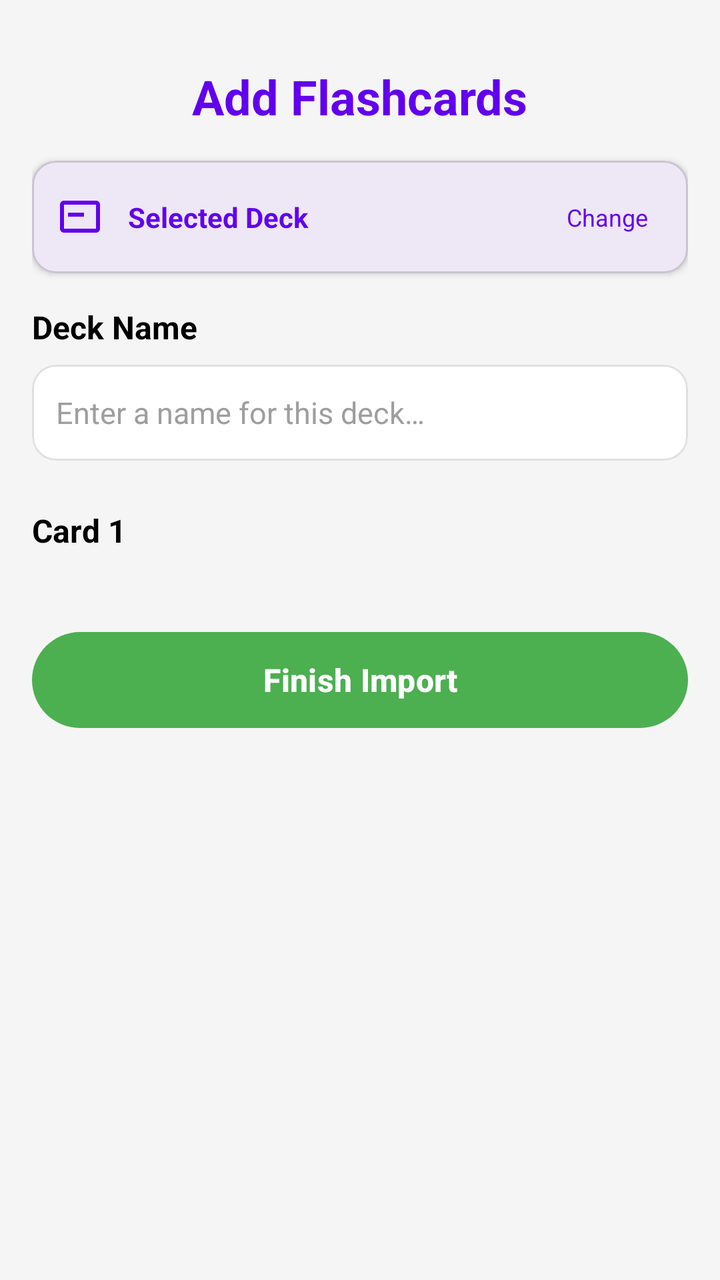
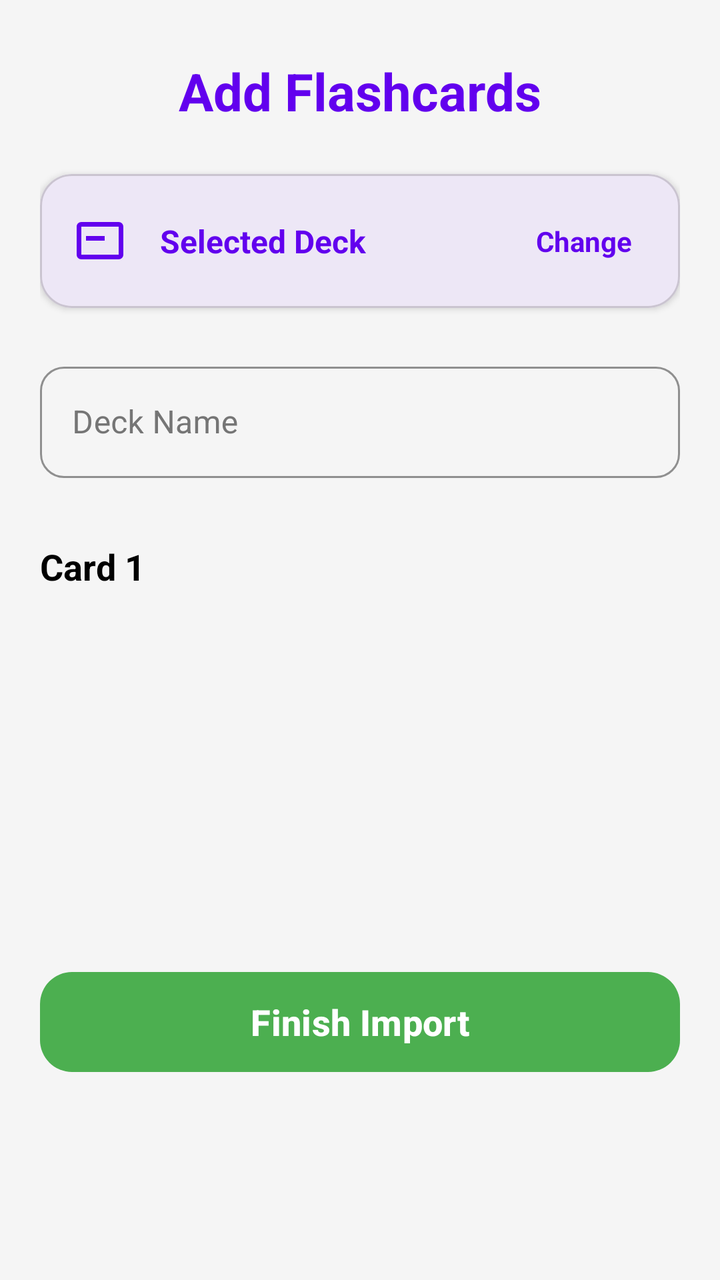

Before-and-after screenshots of an Android layout around one commit, followed by the original layout XML and the change that was made.
<!-- AndroidManifest.xml: application theme Theme.BrainByte -->
<!-- res/layout/fragment_import3.xml -->
<?xml version="1.0" encoding="utf-8"?>
<androidx.core.widget.NestedScrollView xmlns:android="http://schemas.android.com/apk/res/android"
    xmlns:app="http://schemas.android.com/apk/res-auto"
    xmlns:tools="http://schemas.android.com/tools"
    android:layout_width="match_parent"
    android:layout_height="match_parent"
    android:background="@color/light_grey_background"
    tools:context=".ImportFragment3">

    <androidx.constraintlayout.widget.ConstraintLayout
        android:layout_width="match_parent"
        android:layout_height="wrap_content"
        android:padding="16dp"
        android:paddingBottom="80dp">

        
        <TextView
            android:id="@+id/add_flashcard_title"
            android:layout_width="wrap_content"
            android:layout_height="wrap_content"
            android:text="@string/add_flashcard_title"
            android:textColor="@color/purple_primary"
            android:textSize="24sp"
            android:textStyle="bold"
            app:layout_constraintStart_toStartOf="parent"
            app:layout_constraintTop_toTopOf="parent"
            app:layout_constraintEnd_toEndOf="parent"
            android:layout_marginTop="16dp"/>

        
        <com.google.android.material.card.MaterialCardView
            android:id="@+id/deck_info_card"
            android:layout_width="0dp"
            android:layout_height="wrap_content"
            app:cardCornerRadius="12dp"
            app:cardElevation="2dp"
            app:cardBackgroundColor="@color/purple_light"
            app:layout_constraintTop_toBottomOf="@id/add_flashcard_title"
            app:layout_constraintStart_toStartOf="parent"
            app:layout_constraintEnd_toEndOf="parent"
            android:layout_marginTop="16dp">

            <LinearLayout
                android:layout_width="match_parent"
                android:layout_height="wrap_content"
                android:orientation="horizontal"
                android:gravity="center_vertical"
                android:padding="12dp">

                <ImageView
                    android:layout_width="24dp"
                    android:layout_height="24dp"
                    android:src="@drawable/ic_card"
                    app:tint="@color/purple_primary"
                    android:contentDescription="@null"/>

                <TextView
                    android:id="@+id/selected_deck_name"
                    android:layout_width="0dp"
                    android:layout_height="wrap_content"
                    android:layout_weight="1"
                    android:layout_marginStart="12dp"
                    android:text="@string/selected_deck_placeholder"
                    android:textColor="@color/purple_primary"
                    android:textSize="14sp"
                    android:textStyle="bold"/>

                <TextView
                    android:id="@+id/change_deck_btn"
                    android:layout_width="wrap_content"
                    android:layout_height="wrap_content"
                    android:text="@string/change_deck"
                    android:textColor="@color/purple_primary"
                    android:textSize="12sp"
                    android:padding="8dp"
                    android:background="?attr/selectableItemBackgroundBorderless"/>

            </LinearLayout>

        </com.google.android.material.card.MaterialCardView>

        
        <TextView
            android:id="@+id/deck_name_label"
            android:layout_width="0dp"
            android:layout_height="wrap_content"
            android:text="@string/deck_name_label"
            android:textColor="@color/black_text"
            android:textSize="16sp"
            android:textStyle="bold"
            app:layout_constraintTop_toBottomOf="@id/deck_info_card"
            app:layout_constraintStart_toStartOf="parent"
            android:layout_marginTop="16dp"/>

        <com.google.android.material.card.MaterialCardView
            android:id="@+id/deck_name_card"
            android:layout_width="0dp"
            android:layout_height="wrap_content"
            app:cardCornerRadius="12dp"
            app:cardElevation="0dp"
            app:strokeColor="#E0E0E0"
            app:strokeWidth="1dp"
            app:cardBackgroundColor="@color/white"
            app:layout_constraintTop_toBottomOf="@id/deck_name_label"
            app:layout_constraintStart_toStartOf="parent"
            app:layout_constraintEnd_toEndOf="parent"
            android:layout_marginTop="8dp">

            <EditText
                android:id="@+id/deck_name_input"
                android:layout_width="match_parent"
                android:layout_height="wrap_content"
                android:minHeight="48dp"
                android:padding="12dp"
                android:hint="@string/deck_name_hint"
                android:textColorHint="#9E9E9E"
                android:textColor="@color/black_text"
                android:textSize="15sp"
                android:background="@android:color/transparent"
                android:inputType="text"
                android:maxLines="1"
                android:autofillHints="none"/>

        </com.google.android.material.card.MaterialCardView>

        
        <TextView
            android:id="@+id/card_counter"
            android:layout_width="wrap_content"
            android:layout_height="wrap_content"
            android:text="@string/card_counter_placeholder"
            android:textColor="@color/black_text"
            android:textSize="16sp"
            android:textStyle="bold"
            app:layout_constraintTop_toBottomOf="@id/deck_name_card"
            app:layout_constraintStart_toStartOf="parent"
            android:layout_marginTop="24dp"/>

        
        <androidx.recyclerview.widget.RecyclerView
            android:id="@+id/flashcards_recycler_view"
            android:layout_width="0dp"
            android:layout_height="wrap_content"
            android:nestedScrollingEnabled="false"
            app:layout_constraintTop_toBottomOf="@id/card_counter"
            app:layout_constraintStart_toStartOf="parent"
            app:layout_constraintEnd_toEndOf="parent"
            android:layout_marginTop="12dp"/>

        
        <LinearLayout
            android:id="@+id/empty_state_container"
            android:layout_width="0dp"
            android:layout_height="wrap_content"
            android:orientation="vertical"
            android:gravity="center"
            android:padding="32dp"
            android:visibility="gone"
            app:layout_constraintTop_toBottomOf="@id/card_counter"
            app:layout_constraintStart_toStartOf="parent"
            app:layout_constraintEnd_toEndOf="parent"
            android:layout_marginTop="12dp">

            <ImageView
                android:layout_width="64dp"
                android:layout_height="64dp"
                android:src="@drawable/ic_card"
                app:tint="@color/grey_text"
                android:contentDescription="@null"/>

            <TextView
                android:layout_width="wrap_content"
                android:layout_height="wrap_content"
                android:text="@string/no_flashcards_message"
                android:textColor="@color/grey_text"
                android:textSize="14sp"
                android:gravity="center"
                android:layout_marginTop="12dp"/>

        </LinearLayout>

        
        <com.google.android.material.button.MaterialButton
            android:id="@+id/btn_finish"
            android:layout_width="0dp"
            android:layout_height="56dp"
            android:text="@string/finish_import"
            android:textAllCaps="false"
            android:textSize="16sp"
            android:textStyle="bold"
            android:textColor="@color/white"
            app:backgroundTint="#4CAF50"
            app:cornerRadius="28dp"
            app:layout_constraintTop_toBottomOf="@id/flashcards_recycler_view"
            app:layout_constraintStart_toStartOf="parent"
            app:layout_constraintEnd_toEndOf="parent"
            android:layout_marginTop="24dp"
            android:layout_marginBottom="32dp"/>

    </androidx.constraintlayout.widget.ConstraintLayout>

</androidx.core.widget.NestedScrollView>
<!-- resources referenced by this layout -->
<resources>
  <color name="black_text">#000000</color>
  <color name="grey_text">#888888</color>
  <color name="light_grey_background">#F5F5F5</color>
  <color name="purple_light">#EDE7F6</color>
  <color name="purple_primary">#6200EE</color>
  <color name="white">#FFFFFFFF</color>
  <!-- drawable ic_card (drawable) -->
  <vector xmlns:android="http://schemas.android.com/apk/res/android"
      android:width="24dp"
      android:height="24dp"
      android:viewportWidth="24"
      android:viewportHeight="24">
    <path
        android:fillColor="#000000"
        android:pathData="M20,4H4C2.9,4 2,4.9 2,6v12c0,1.1 0.9,2 2,2h16c1.1,0 2,-0.9 2,-2V6C22,4.9 21.1,4 20,4zM20,18H4V6h16V18z"/>
    <path
        android:fillColor="#000000"
        android:pathData="M6,10h8v2h-8z"/>
  </vector>
  <string name="add_flashcard_title">Add Flashcards</string>
  <string name="card_counter_placeholder">Card 1</string>
  <string name="change_deck">Change</string>
  <string name="deck_name_hint">Enter a name for this deck…</string>
  <string name="deck_name_label">Deck Name</string>
  <string name="finish_import">Finish Import</string>
  <string name="no_flashcards_message">No flashcards imported yet.\nGo back to scan and add flashcards.</string>
  <string name="selected_deck_placeholder">Selected Deck</string>
  <style name="Theme.BrainByte" parent="Base.Theme.BrainByte" />
  <style name="Base.Theme.BrainByte" parent="Theme.Material3.DayNight.NoActionBar">
      </style>
</resources>

<!-- the commit's change to res/layout/fragment_import3.xml (unified diff, before → after) -->
@@ -1,5 +1,5 @@
 <?xml version="1.0" encoding="utf-8"?>
-<androidx.core.widget.NestedScrollView xmlns:android="http://schemas.android.com/apk/res/android"
+<androidx.constraintlayout.widget.ConstraintLayout xmlns:android="http://schemas.android.com/apk/res/android"
     xmlns:app="http://schemas.android.com/apk/res-auto"
     xmlns:tools="http://schemas.android.com/tools"
     android:layout_width="match_parent"
@@ -7,196 +7,199 @@
     android:background="@color/light_grey_background"
     tools:context=".ImportFragment3">
 
-    <androidx.constraintlayout.widget.ConstraintLayout
+    <androidx.core.widget.NestedScrollView
+        android:layout_width="match_parent"
+        android:layout_height="0dp"
+        android:fillViewport="true"
+        app:layout_constraintTop_toTopOf="parent"
+        app:layout_constraintBottom_toTopOf="@id/bottom_bar_container">
+
+        <androidx.constraintlayout.widget.ConstraintLayout
+            android:layout_width="match_parent"
+            android:layout_height="wrap_content"
+            android:padding="20dp">
+
+            
+            <TextView
+                android:id="@+id/add_flashcard_title"
+                android:layout_width="wrap_content"
+                android:layout_height="wrap_content"
+                android:text="@string/add_flashcard_title"
+                android:textColor="@color/purple_primary"
+                android:textSize="26sp"
+                android:textStyle="bold"
+                app:layout_constraintStart_toStartOf="parent"
+                app:layout_constraintTop_toTopOf="parent"
+                app:layout_constraintEnd_toEndOf="parent"
+                android:layout_marginTop="8dp"/>
+
+            
+            <com.google.android.material.card.MaterialCardView
+                android:id="@+id/deck_info_card"
+                android:layout_width="0dp"
+                android:layout_height="wrap_content"
+                app:cardCornerRadius="16dp"
+                app:cardElevation="2dp"
+                app:cardBackgroundColor="@color/purple_light"
+                app:layout_constraintTop_toBottomOf="@id/add_flashcard_title"
+                app:layout_constraintStart_toStartOf="parent"
+                app:layout_constraintEnd_toEndOf="parent"
+                android:layout_marginTop="24dp">
+
+                <LinearLayout
+                    android:layout_width="match_parent"
+                    android:layout_height="wrap_content"
+                    android:orientation="horizontal"
+                    android:gravity="center_vertical"
+                    android:padding="16dp">
+
+                    <ImageView
+                        android:layout_width="28dp"
+                        android:layout_height="28dp"
+                        android:src="@drawable/ic_card"
+                        app:tint="@color/purple_primary"
+                        android:contentDescription="@null"/>
+
+                    <TextView
+                        android:id="@+id/selected_deck_name"
+                        android:layout_width="0dp"
+                        android:layout_height="wrap_content"
+                        android:layout_weight="1"
+                        android:layout_marginStart="16dp"
+                        android:text="@string/selected_deck_placeholder"
+                        android:textColor="@color/purple_primary"
+                        android:textSize="16sp"
+                        android:textStyle="bold"/>
+
+                    <TextView
+                        android:id="@+id/change_deck_btn"
+                        android:layout_width="wrap_content"
+                        android:layout_height="wrap_content"
+                        android:text="@string/change_deck"
+                        android:textColor="@color/purple_primary"
+                        android:textSize="14sp"
+                        android:textStyle="bold"
+                        android:padding="8dp"
+                        android:background="?attr/selectableItemBackgroundBorderless"/>
+
+                </LinearLayout>
+
+            </com.google.android.material.card.MaterialCardView>
+
+            
+            <com.google.android.material.textfield.TextInputLayout
+                android:id="@+id/deck_name_layout"
+                style="@style/Widget.MaterialComponents.TextInputLayout.OutlinedBox"
+                android:layout_width="0dp"
+                android:layout_height="wrap_content"
+                android:hint="@string/deck_name_label"
+                android:textColorHint="#757575"
+                app:hintTextColor="@color/purple_primary"
+                app:boxStrokeColor="@color/purple_primary"
+                app:boxCornerRadiusTopStart="12dp"
+                app:boxCornerRadiusTopEnd="12dp"
+                app:boxCornerRadiusBottomStart="12dp"
+                app:boxCornerRadiusBottomEnd="12dp"
+                app:layout_constraintTop_toBottomOf="@id/deck_info_card"
+                app:layout_constraintStart_toStartOf="parent"
+                app:layout_constraintEnd_toEndOf="parent"
+                android:layout_marginTop="24dp">
+
+                <com.google.android.material.textfield.TextInputEditText
+                    android:id="@+id/deck_name_input"
+                    android:layout_width="match_parent"
+                    android:layout_height="wrap_content"
+                    android:inputType="text"
+                    android:maxLines="1"
+                    android:textColor="@color/black_text"
+                    android:textSize="16sp" />
+
+            </com.google.android.material.textfield.TextInputLayout>
+
+            
+            <TextView
+                android:id="@+id/card_counter"
+                android:layout_width="wrap_content"
+                android:layout_height="wrap_content"
+                android:text="@string/card_counter_placeholder"
+                android:textColor="@color/black_text"
+                android:textSize="18sp"
+                android:textStyle="bold"
+                app:layout_constraintTop_toBottomOf="@id/deck_name_layout"
+                app:layout_constraintStart_toStartOf="parent"
+                android:layout_marginTop="32dp"/>
+
+            
+            <androidx.recyclerview.widget.RecyclerView
+                android:id="@+id/flashcards_recycler_view"
+                android:layout_width="0dp"
+                android:layout_height="wrap_content"
+                android:nestedScrollingEnabled="false"
+                app:layout_constraintTop_toBottomOf="@id/card_counter"
+                app:layout_constraintStart_toStartOf="parent"
+                app:layout_constraintEnd_toEndOf="parent"
+                android:layout_marginTop="16dp"/>
+
+            
+            <LinearLayout
+                android:id="@+id/empty_state_container"
+                android:layout_width="0dp"
+                android:layout_height="wrap_content"
+                android:orientation="vertical"
+                android:gravity="center"
+                android:padding="32dp"
+                android:visibility="gone"
+                app:layout_constraintTop_toBottomOf="@id/card_counter"
+                app:layout_constraintStart_toStartOf="parent"
+                app:layout_constraintEnd_toEndOf="parent"
+                app:layout_constraintBottom_toBottomOf="parent"
+                android:layout_marginTop="24dp">
+
+                <ImageView
+                    android:layout_width="80dp"
+                    android:layout_height="80dp"
+                    android:src="@drawable/ic_card"
+                    app:tint="#BDBDBD"
+                    android:contentDescription="@null"/>
+
+                <TextView
+                    android:layout_width="wrap_content"
+                    android:layout_height="wrap_content"
+                    android:text="@string/no_flashcards_message"
+                    android:textColor="#757575"
+                    android:textSize="16sp"
+                    android:gravity="center"
+                    android:layout_marginTop="16dp"/>
+
+            </LinearLayout>
+
+        </androidx.constraintlayout.widget.ConstraintLayout>
+    </androidx.core.widget.NestedScrollView>
+
+    
+    <FrameLayout
+        android:id="@+id/bottom_bar_container"
         android:layout_width="match_parent"
         android:layout_height="wrap_content"
-        android:padding="16dp"
-        android:paddingBottom="80dp">
-
-        
-        <TextView
-            android:id="@+id/add_flashcard_title"
-            android:layout_width="wrap_content"
-            android:layout_height="wrap_content"
-            android:text="@string/add_flashcard_title"
-            android:textColor="@color/purple_primary"
-            android:textSize="24sp"
-            android:textStyle="bold"
-            app:layout_constraintStart_toStartOf="parent"
-            app:layout_constraintTop_toTopOf="parent"
-            app:layout_constraintEnd_toEndOf="parent"
-            android:layout_marginTop="16dp"/>
-
-        
-        <com.google.android.material.card.MaterialCardView
-            android:id="@+id/deck_info_card"
-            android:layout_width="0dp"
-            android:layout_height="wrap_content"
-            app:cardCornerRadius="12dp"
-            app:cardElevation="2dp"
-            app:cardBackgroundColor="@color/purple_light"
-            app:layout_constraintTop_toBottomOf="@id/add_flashcard_title"
-            app:layout_constraintStart_toStartOf="parent"
-            app:layout_constraintEnd_toEndOf="parent"
-            android:layout_marginTop="16dp">
-
-            <LinearLayout
-                android:layout_width="match_parent"
-                android:layout_height="wrap_content"
-                android:orientation="horizontal"
-                android:gravity="center_vertical"
-                android:padding="12dp">
-
-                <ImageView
-                    android:layout_width="24dp"
-                    android:layout_height="24dp"
-                    android:src="@drawable/ic_card"
-                    app:tint="@color/purple_primary"
-                    android:contentDescription="@null"/>
-
-                <TextView
-                    android:id="@+id/selected_deck_name"
-                    android:layout_width="0dp"
-                    android:layout_height="wrap_content"
-                    android:layout_weight="1"
-                    android:layout_marginStart="12dp"
-                    android:text="@string/selected_deck_placeholder"
-                    android:textColor="@color/purple_primary"
-                    android:textSize="14sp"
-                    android:textStyle="bold"/>
-
-                <TextView
-                    android:id="@+id/change_deck_btn"
-                    android:layout_width="wrap_content"
-                    android:layout_height="wrap_content"
-                    android:text="@string/change_deck"
-                    android:textColor="@color/purple_primary"
-                    android:textSize="12sp"
-                    android:padding="8dp"
-                    android:background="?attr/selectableItemBackgroundBorderless"/>
-
-            </LinearLayout>
-
-        </com.google.android.material.card.MaterialCardView>
-
-        
-        <TextView
-            android:id="@+id/deck_name_label"
-            android:layout_width="0dp"
-            android:layout_height="wrap_content"
-            android:text="@string/deck_name_label"
-            android:textColor="@color/black_text"
-            android:textSize="16sp"
-            android:textStyle="bold"
-            app:layout_constraintTop_toBottomOf="@id/deck_info_card"
-            app:layout_constraintStart_toStartOf="parent"
-            android:layout_marginTop="16dp"/>
-
-        <com.google.android.material.card.MaterialCardView
-            android:id="@+id/deck_name_card"
-            android:layout_width="0dp"
-            android:layout_height="wrap_content"
-            app:cardCornerRadius="12dp"
-            app:cardElevation="0dp"
-            app:strokeColor="#E0E0E0"
-            app:strokeWidth="1dp"
-            app:cardBackgroundColor="@color/white"
-            app:layout_constraintTop_toBottomOf="@id/deck_name_label"
-            app:layout_constraintStart_toStartOf="parent"
-            app:layout_constraintEnd_toEndOf="parent"
-            android:layout_marginTop="8dp">
-
-            <EditText
-                android:id="@+id/deck_name_input"
-                android:layout_width="match_parent"
-                android:layout_height="wrap_content"
-                android:minHeight="48dp"
-                android:padding="12dp"
-                android:hint="@string/deck_name_hint"
-                android:textColorHint="#9E9E9E"
-                android:textColor="@color/black_text"
-                android:textSize="15sp"
-                android:background="@android:color/transparent"
-                android:inputType="text"
-                android:maxLines="1"
-                android:autofillHints="none"/>
-
-        </com.google.android.material.card.MaterialCardView>
-
-        
-        <TextView
-            android:id="@+id/card_counter"
-            android:layout_width="wrap_content"
-            android:layout_height="wrap_content"
-            android:text="@string/card_counter_placeholder"
-            android:textColor="@color/black_text"
-            android:textSize="16sp"
-            android:textStyle="bold"
-            app:layout_constraintTop_toBottomOf="@id/deck_name_card"
-            app:layout_constraintStart_toStartOf="parent"
-            android:layout_marginTop="24dp"/>
-
-        
-        <androidx.recyclerview.widget.RecyclerView
-            android:id="@+id/flashcards_recycler_view"
-            android:layout_width="0dp"
-            android:layout_height="wrap_content"
-            android:nestedScrollingEnabled="false"
-            app:layout_constraintTop_toBottomOf="@id/card_counter"
-            app:layout_constraintStart_toStartOf="parent"
-            app:layout_constraintEnd_toEndOf="parent"
-            android:layout_marginTop="12dp"/>
-
-        
-        <LinearLayout
-            android:id="@+id/empty_state_container"
-            android:layout_width="0dp"
-            android:layout_height="wrap_content"
-            android:orientation="vertical"
-            android:gravity="center"
-            android:padding="32dp"
-            android:visibility="gone"
-            app:layout_constraintTop_toBottomOf="@id/card_counter"
-            app:layout_constraintStart_toStartOf="parent"
-            app:layout_constraintEnd_toEndOf="parent"
-            android:layout_marginTop="12dp">
-
-            <ImageView
-                android:layout_width="64dp"
-                android:layout_height="64dp"
-                android:src="@drawable/ic_card"
-                app:tint="@color/grey_text"
-                android:contentDescription="@null"/>
-
-            <TextView
-                android:layout_width="wrap_content"
-                android:layout_height="wrap_content"
-                android:text="@string/no_flashcards_message"
-                android:textColor="@color/grey_text"
-                android:textSize="14sp"
-                android:gravity="center"
-                android:layout_marginTop="12dp"/>
-
-        </LinearLayout>
-
-        
+        android:background="@android:color/transparent"
+        android:padding="20dp"
+        app:layout_constraintBottom_toBottomOf="parent"
+        app:layout_constraintEnd_toEndOf="parent"
+        app:layout_constraintStart_toStartOf="parent">
+
         <com.google.android.material.button.MaterialButton
             android:id="@+id/btn_finish"
-            android:layout_width="0dp"
-            android:layout_height="56dp"
+            android:layout_width="match_parent"
+            android:layout_height="58dp"
             android:text="@string/finish_import"
             android:textAllCaps="false"
-            android:textSize="16sp"
+            android:textColor="@color/white"
+            android:textSize="18sp"
             android:textStyle="bold"
-            android:textColor="@color/white"
-            app:backgroundTint="#4CAF50"
-            app:cornerRadius="28dp"
-            app:layout_constraintTop_toBottomOf="@id/flashcards_recycler_view"
-            app:layout_constraintStart_toStartOf="parent"
-            app:layout_constraintEnd_toEndOf="parent"
-            android:layout_marginTop="24dp"
-            android:layout_marginBottom="32dp"/>
-
-    </androidx.constraintlayout.widget.ConstraintLayout>
-
-</androidx.core.widget.NestedScrollView>
+            app:backgroundTint="@color/btn_finish_tint"
+            app:cornerRadius="16dp"
+            app:elevation="4dp"
+            android:layout_marginBottom="80dp"/>
+    </FrameLayout>
+
+</androidx.constraintlayout.widget.ConstraintLayout>
<!-- resource entries referenced after the edit -->
@@ -1,7 +1,6 @@
 <!-- resources referenced by this layout -->
 <resources>
   <color name="black_text">#000000</color>
-  <color name="grey_text">#888888</color>
   <color name="light_grey_background">#F5F5F5</color>
   <color name="purple_light">#EDE7F6</color>
   <color name="purple_primary">#6200EE</color>
@@ -22,7 +21,6 @@
   <string name="add_flashcard_title">Add Flashcards</string>
   <string name="card_counter_placeholder">Card 1</string>
   <string name="change_deck">Change</string>
-  <string name="deck_name_hint">Enter a name for this deck…</string>
   <string name="deck_name_label">Deck Name</string>
   <string name="finish_import">Finish Import</string>
   <string name="no_flashcards_message">No flashcards imported yet.\nGo back to scan and add flashcards.</string>
